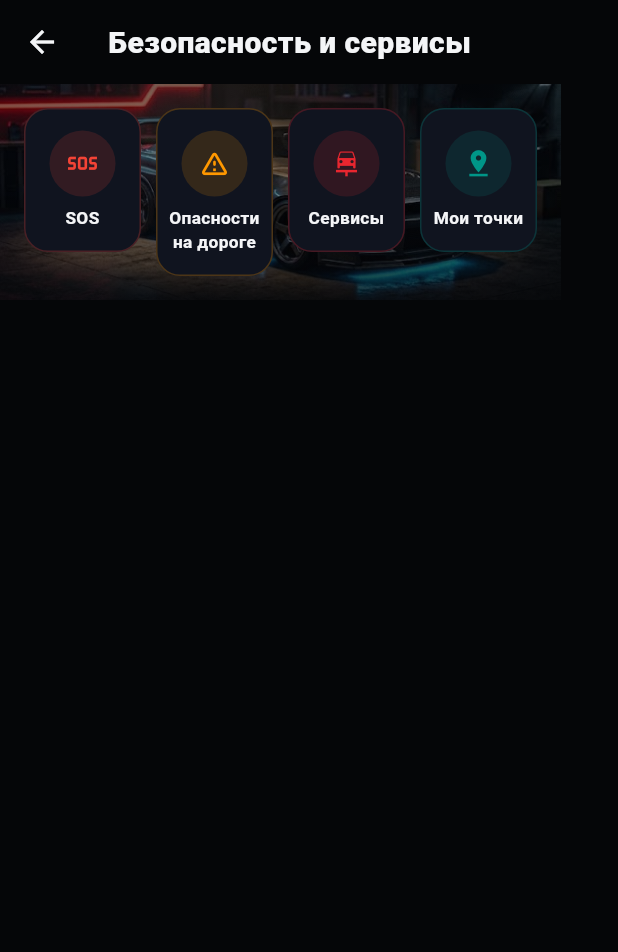
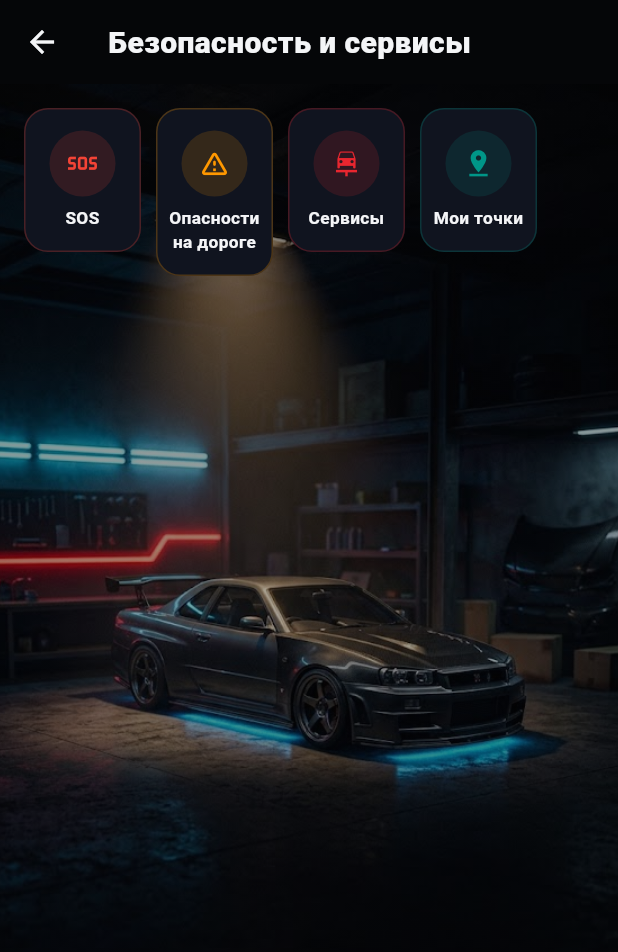
Before and after one commit to namig0604-svg/carspot_flutter_app, a Flutter app: the SafetyHubScreen screen opened directly, on a phone screen of 412 x 824 dp. Shown: the top 952 px of the screen. Run offline on Flutter 3.47's test engine with Material 3 defaults, Android fonts, the phone set to English and light mode, and no system bars; our stand-ins replace audioplayers, firebase_core, firebase_messaging, flutter_map, geolocator, image_picker and 5 more; accounts and stored records are empty; network calls fail.

Commit message:
Фикс: фон раздела не растягивался на весь экран в новых хабах
В CarHubScreen/CommunityHubScreen/ActivityHubScreen/SafetyHubScreen/
MoreHubScreen фоновая картинка (SectionBackground, Positioned.fill)
обрезалась по высоте контента и ниже плиток оставалась пустая серая
область — потому что SafeArea(child: SingleChildScrollView(...)) как
второй (непозиционированный) child в Stack не заставляет Stack
растягиваться на весь body, в отличие от ListView, который в этом
проекте как раз для этого и используется во всех остальных экранах
с SectionBackground (см. garage_screen.dart, faq_screen.dart).

Заменил SafeArea+SingleChildScrollView на ListView(children: [Wrap(...)])
во всех пяти новых хаб-экранах — теперь фон корректно растягивается на
весь экран, как и везде в приложении.

Co-Authored-By: Claude Sonnet 5 <noreply@anthropic.com>
Claude-Session: https://claude.ai/code/session_01P7vHWxTGNURDeGCHpyLuqR

```diff
--- a/lib/screens/safety_hub_screen.dart
+++ b/lib/screens/safety_hub_screen.dart
@@ -26,10 +26,10 @@ class SafetyHubScreen extends StatelessWidget {
       body: Stack(
         children: [
           const SectionBackground(accent: AppColors.red, glowAlignment: Alignment.topRight, imageAsset: 'assets/backgrounds/services.jpg'),
-          SafeArea(
-            child: SingleChildScrollView(
-              padding: const EdgeInsets.all(16),
-              child: Wrap(
+          ListView(
+            padding: const EdgeInsets.all(16),
+            children: [
+              Wrap(
                 spacing: 10,
                 runSpacing: 10,
                 children: [
@@ -83,7 +83,7 @@ class SafetyHubScreen extends StatelessWidget {
                   ),
                 ],
               ),
-            ),
+            ],
           ),
         ],
       ),
```
Also changed, not shown: lib/screens/activity_hub_screen.dart (+5 -5 lines), lib/screens/car_hub_screen.dart (+5 -5 lines), lib/screens/community_hub_screen.dart (+5 -5 lines), lib/screens/more_hub_screen.dart (+5 -5 lines).
